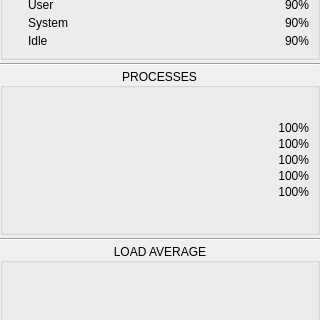
The window that dde-istate-widgets/istatecpuwidget.ui (SeptemberHX/dde-istate-menus) describes before a commit, drawn with Qt 5; both pictures show x 0 to 320 and y 108 to 428 of the 320 by 580 pixel window.
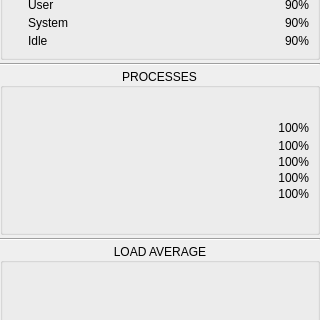
The same window after the commit. Custom widgets are drawn as their Qt base class.

Diff of the .ui file:
```diff
--- a/dde-istate-widgets/istatecpuwidget.ui
+++ b/dde-istate-widgets/istatecpuwidget.ui
@@ -369,17 +369,20 @@
        <number>8</number>
       </property>
       <property name="horizontalSpacing">
-       <number>5</number>
+       <number>1</number>
       </property>
       <property name="verticalSpacing">
        <number>3</number>
       </property>
       <item row="2" column="0">
        <layout class="QGridLayout" name="processGridLayout">
+        <property name="horizontalSpacing">
+         <number>5</number>
+        </property>
         <property name="verticalSpacing">
          <number>0</number>
         </property>
-        <item row="3" column="1">
+        <item row="3" column="2">
          <widget class="QLabel" name="label_10">
           <property name="text">
            <string/>
@@ -405,7 +408,7 @@
           </property>
          </widget>
         </item>
-        <item row="1" column="1">
+        <item row="1" column="2">
          <widget class="QLabel" name="label_8">
           <property name="text">
            <string/>
@@ -450,14 +453,14 @@
           </property>
          </widget>
         </item>
-        <item row="2" column="1">
+        <item row="2" column="2">
          <widget class="QLabel" name="label_9">
           <property name="text">
            <string/>
           </property>
          </widget>
         </item>
-        <item row="0" column="1">
+        <item row="0" column="2">
          <widget class="QLabel" name="label_7">
           <property name="text">
            <string/>
@@ -483,7 +486,7 @@
           </property>
          </widget>
         </item>
-        <item row="4" column="1">
+        <item row="4" column="2">
          <widget class="QLabel" name="label_11">
           <property name="text">
            <string/>
@@ -509,7 +512,7 @@
           </property>
          </widget>
         </item>
-        <item row="0" column="2">
+        <item row="0" column="3">
          <widget class="QLabel" name="label_12">
           <property name="minimumSize">
            <size>
@@ -531,7 +534,7 @@
           </property>
          </widget>
         </item>
-        <item row="1" column="2">
+        <item row="1" column="3">
          <widget class="QLabel" name="label_13">
           <property name="minimumSize">
            <size>
@@ -553,7 +556,7 @@
           </property>
          </widget>
         </item>
-        <item row="2" column="2">
+        <item row="2" column="3">
          <widget class="QLabel" name="label_14">
           <property name="minimumSize">
            <size>
@@ -575,7 +578,7 @@
           </property>
          </widget>
         </item>
-        <item row="3" column="2">
+        <item row="3" column="3">
          <widget class="QLabel" name="label_15">
           <property name="minimumSize">
            <size>
@@ -597,7 +600,7 @@
           </property>
          </widget>
         </item>
-        <item row="4" column="2">
+        <item row="4" column="3">
          <widget class="QLabel" name="label_16">
           <property name="minimumSize">
            <size>
@@ -619,6 +622,22 @@
           </property>
          </widget>
         </item>
+        <item row="0" column="1">
+         <spacer name="horizontalSpacer">
+          <property name="orientation">
+           <enum>Qt::Horizontal</enum>
+          </property>
+          <property name="sizeType">
+           <enum>QSizePolicy::Fixed</enum>
+          </property>
+          <property name="sizeHint" stdset="0">
+           <size>
+            <width>0</width>
+            <height>20</height>
+           </size>
+          </property>
+         </spacer>
+        </item>
        </layout>
       </item>
      </layout>
```
